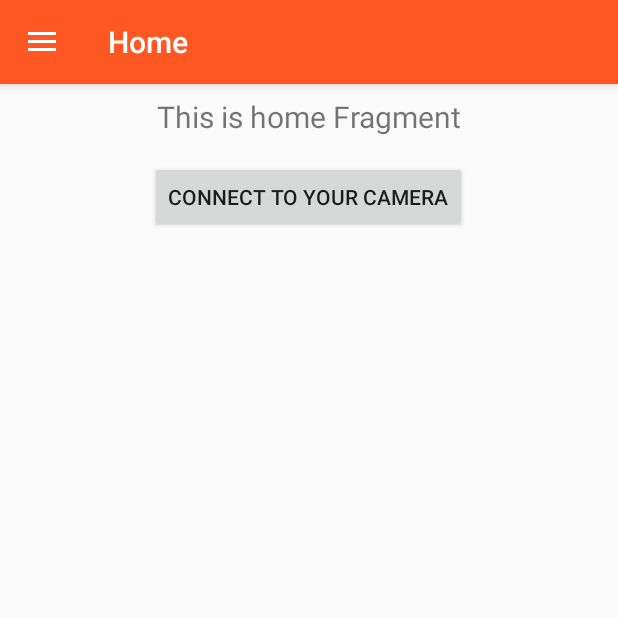
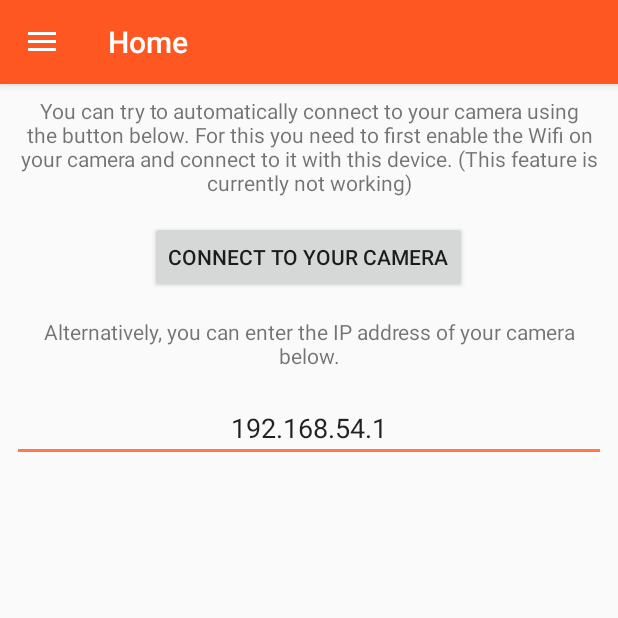
Before and after one commit to hadim/lumitrol, an Android app: the screen it shows after launch (MainActivity), on a phone screen of 412 x 824 dp, the top half of it. Run offline under Robolectric (Android 15) with nearby library versions, the phone set to English and light mode, and no system bars; our stand-ins replace navigation-ui.

Commit message:
add manual ip

```diff
--- a/app/src/main/java/org/hadim/lumitrol/ui/home/HomeFragment.kt
+++ b/app/src/main/java/org/hadim/lumitrol/ui/home/HomeFragment.kt
@@ -16,20 +16,14 @@ import org.hadim.lumitrol.network.SSDPDiscovery
 
 class HomeFragment : Fragment() {
 
-    private lateinit var homeViewModel: HomeViewModel
 
     override fun onCreateView(
         inflater: LayoutInflater,
         container: ViewGroup?,
         savedInstanceState: Bundle?
     ): View? {
-        homeViewModel =
-            ViewModelProviders.of(this).get(HomeViewModel::class.java)
+
         val root = inflater.inflate(org.hadim.lumitrol.R.layout.fragment_home, container, false)
-        val textView: TextView = root.findViewById(org.hadim.lumitrol.R.id.text_home)
-        homeViewModel.text.observe(this, Observer {
-            textView.text = it
-        })
 
         val connectButton: Button =
             root.findViewById(org.hadim.lumitrol.R.id.connect_button) as Button
--- a/app/src/main/java/org/hadim/lumitrol/ui/home/HomeViewModel.kt
+++ /dev/null
@@ -1,13 +0,0 @@
-package org.hadim.lumitrol.ui.home
-
-import androidx.lifecycle.LiveData
-import androidx.lifecycle.MutableLiveData
-import androidx.lifecycle.ViewModel
-
-class HomeViewModel : ViewModel() {
-
-    private val _text = MutableLiveData<String>().apply {
-        value = "This is home Fragment"
-    }
-    val text: LiveData<String> = _text
-}
--- a/app/src/main/res/layout/fragment_home.xml
+++ b/app/src/main/res/layout/fragment_home.xml
@@ -16,8 +16,10 @@
         android:layout_marginStart="8dp"
         android:layout_marginTop="8dp"
         android:layout_marginEnd="8dp"
+        android:autoText="false"
+        android:text="@string/home_welcome_text"
         android:textAlignment="center"
-        android:textSize="20sp" />
+        android:textSize="14sp" />
 
     <Button
         android:id="@+id/connect_button"
@@ -27,12 +29,37 @@
         android:text="@string/connect_button" />
 
     <TextView
-        android:id="@+id/log_home"
+        android:id="@+id/ip_text_home"
         android:layout_width="match_parent"
         android:layout_height="wrap_content"
         android:layout_marginStart="8dp"
         android:layout_marginTop="16dp"
         android:layout_marginEnd="8dp"
+        android:text="@string/home_ip_text"
         android:textAlignment="center"
-        android:textSize="20sp" />
+        android:textSize="14sp" />
+
+    <LinearLayout
+        android:layout_width="match_parent"
+        android:layout_height="match_parent"
+        android:orientation="horizontal">
+
+        <EditText
+            android:id="@+id/ip_address"
+            android:layout_width="match_parent"
+            android:layout_height="wrap_content"
+            android:layout_marginStart="8dp"
+            android:layout_marginTop="16dp"
+            android:layout_marginEnd="8dp"
+            android:inputType="textUri"
+            android:text="@string/default_ip"
+            android:textAlignment="center" />
+
+        <Button
+            android:id="@+id/button"
+            android:layout_width="wrap_content"
+            android:layout_height="wrap_content"
+            android:layout_weight="1"
+            android:text="Button" />
+    </LinearLayout>
 </LinearLayout>
--- a/app/src/main/res/values/strings.xml
+++ b/app/src/main/res/values/strings.xml
@@ -5,7 +5,14 @@
     <string name="nav_header_desc">Navigation header</string>
 
     <string name="menu_home">Home</string>
+    <string name="connect_button">Connect to your camera</string>
+    <string name="home_welcome_text">You can try to automatically connect to your camera using the button below.
+        For this you need to first enable the Wifi on your camera
+        and connect to it with this device. (This feature is currently not working)</string>
+    <string name="home_ip_text">Alternatively, you can enter the IP address of your camera below.</string>
+
+    <string name="default_ip">192.168.54.1</string>
+
     <string name="menu_control">Control</string>
     <string name="menu_gallery">Gallery</string>
-    <string name="connect_button">Connect to your camera</string>
 </resources>
```
